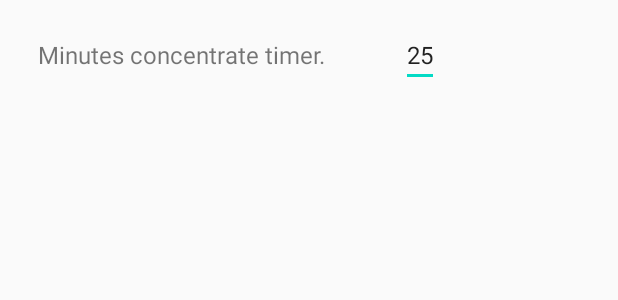
After one commit to Ratiug-99/Pomodoro-Just-Do-It, an Android app: the layout activity_settings.xml on its own in the app's theme, with its tools: preview values and no code run, on a phone screen of 412 x 824 dp. The commit adds this screen. Shown: the top 300 px of the screen. Run offline under Robolectric (Android 15) with nearby library versions, the phone set to English and light mode, and no system bars.

Commit message:
create simple SettingsActivity

```diff
--- a/app/src/main/AndroidManifest.xml
+++ b/app/src/main/AndroidManifest.xml
@@ -9,6 +9,7 @@
         android:roundIcon="@mipmap/ic_launcher_round"
         android:supportsRtl="true"
         android:theme="@style/AppTheme">
+        <activity android:name=".SettingsActivity"></activity>
         <activity android:name=".MainActivity">
             <intent-filter>
                 <action android:name="android.intent.action.MAIN" />
@@ -17,10 +18,7 @@
             </intent-filter>
         </activity>
 
-        <service android:name=".TimerService"/>
-
+        <service android:name=".TimerService" />
     </application>
 
-
-
 </manifest>
--- /dev/null
+++ b/app/src/main/res/layout/activity_settings.xml
@@ -0,0 +1,31 @@
+<?xml version="1.0" encoding="utf-8"?>
+<androidx.constraintlayout.widget.ConstraintLayout xmlns:android="http://schemas.android.com/apk/res/android"
+    xmlns:app="http://schemas.android.com/apk/res-auto"
+    xmlns:tools="http://schemas.android.com/tools"
+    android:layout_width="match_parent"
+    android:layout_height="match_parent"
+    tools:context=".SettingsActivity">
+
+    <TextView
+        android:id="@+id/tv_minutes_concentrate_timer"
+        android:layout_width="wrap_content"
+        android:layout_height="wrap_content"
+        android:textSize="16sp"
+        android:text="@string/minutes_concentrate_timer"
+        app:layout_constraintTop_toTopOf="parent"
+        app:layout_constraintStart_toStartOf="parent"
+        android:layout_margin="25dp"/>
+
+    <EditText
+        android:id="@+id/et_minutes_concentrate_timer"
+        android:layout_width="wrap_content"
+        android:layout_height="wrap_content"
+        android:textSize="16sp"
+        app:layout_constraintStart_toEndOf="@id/tv_minutes_concentrate_timer"
+        app:layout_constraintBottom_toBottomOf="@id/tv_minutes_concentrate_timer"
+        app:layout_constraintTop_toTopOf="@id/tv_minutes_concentrate_timer"
+        android:layout_marginStart="50dp"
+        android:text="@string/_25"/>
+
+
+</androidx.constraintlayout.widget.ConstraintLayout>
--- a/app/src/main/res/values/strings.xml
+++ b/app/src/main/res/values/strings.xml
@@ -3,4 +3,7 @@
     <string name="start">Start!</string>
     <string name="stop">Stop!</string>
     <string name="_25_00">25:00</string>
+    <string name="settings">Settings</string>
+    <string name="minutes_concentrate_timer">Minutes concentrate timer.</string>
+    <string name="_25">25</string>
 </resources>
```
Also changed, not shown: app/src/main/java/com/ratiug/dev/pomodorojustdoit/MainActivity.java (+11 -0 lines), app/src/main/java/com/ratiug/dev/pomodorojustdoit/SettingsActivity.java (added, +14 -0 lines), app/src/main/res/layout/activity_main.xml (+10 -0 lines).
